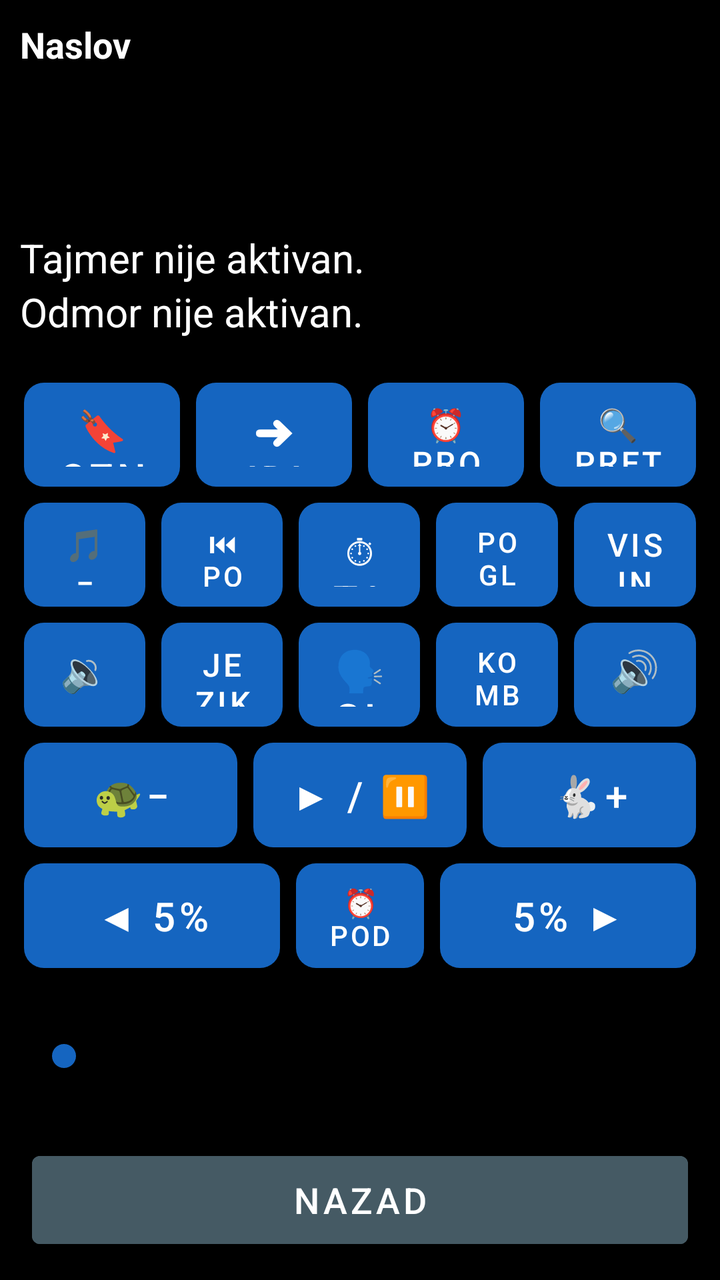
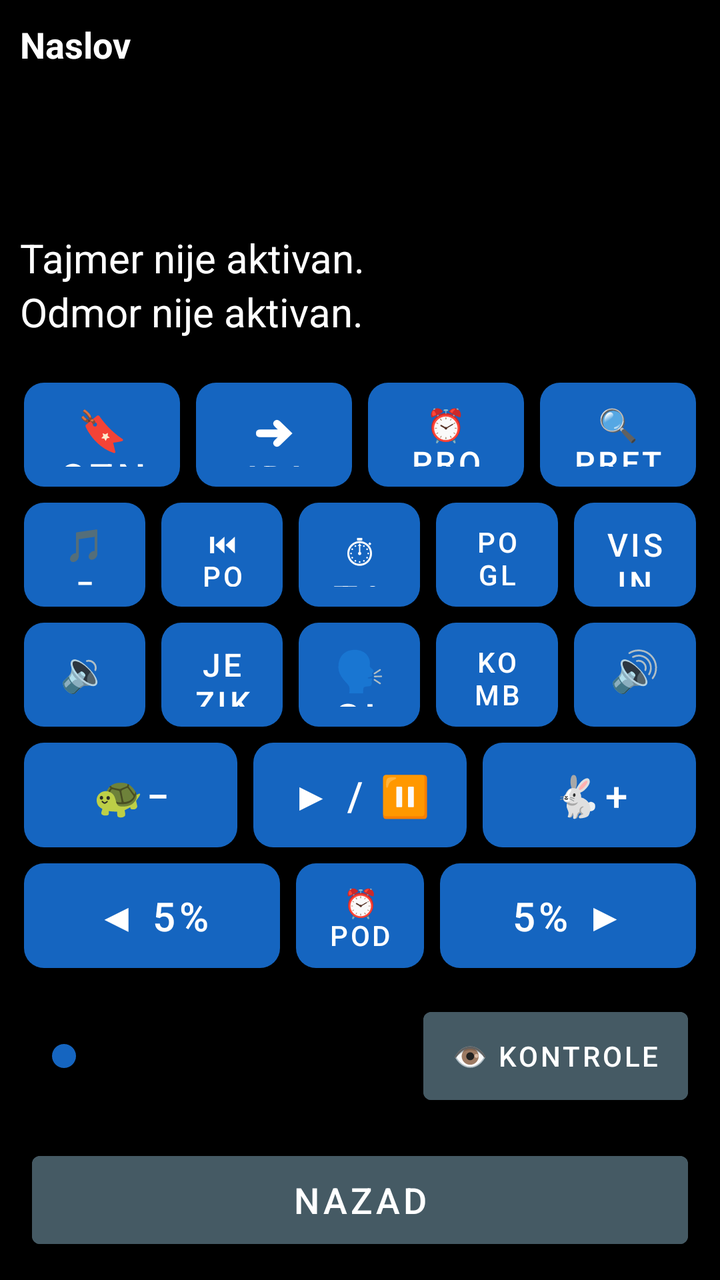

Two renders of the same Android screen: before a commit and after it. Below are the layout's source before the change and the commit's diff.
<!-- AndroidManifest.xml: application theme Theme.RecPoRec -->
<!-- res/layout/activity_reader.xml -->
<?xml version="1.0" encoding="utf-8"?>
<LinearLayout xmlns:android="http://schemas.android.com/apk/res/android"
    android:layout_width="match_parent"
    android:layout_height="match_parent"
    android:orientation="vertical"
    android:fitsSystemWindows="true"
    android:background="@color/background">

    
    <LinearLayout
        android:layout_width="match_parent"
        android:layout_height="wrap_content"
        android:orientation="vertical"
        android:padding="10dp">

        <TextView
            android:id="@+id/textDocTitle"
            android:layout_width="match_parent"
            android:layout_height="wrap_content"
            android:textSize="18sp"
            android:textStyle="bold"
            android:textColor="@color/text_primary"
            android:maxLines="1"
            android:ellipsize="end"
            android:text="Naslov" />

        <TextView
            android:id="@+id/textPages"
            android:layout_width="match_parent"
            android:layout_height="wrap_content"
            android:textSize="20sp"
            android:textColor="@color/text_primary"
            android:accessibilityLiveRegion="polite" />

        <TextView
            android:id="@+id/textElapsed"
            android:layout_width="match_parent"
            android:layout_height="wrap_content"
            android:textSize="20sp"
            android:textColor="@color/text_primary" />

        <TextView
            android:id="@+id/textRemaining"
            android:layout_width="match_parent"
            android:layout_height="wrap_content"
            android:textSize="20sp"
            android:textColor="@color/text_primary" />

        <TextView
            android:id="@+id/textTimerStatus"
            android:layout_width="match_parent"
            android:layout_height="wrap_content"
            android:textSize="20sp"
            android:textColor="@color/text_primary"
            android:text="Tajmer nije aktivan." />

        <TextView
            android:id="@+id/textRestStatus"
            android:layout_width="match_parent"
            android:layout_height="wrap_content"
            android:textSize="20sp"
            android:textColor="@color/text_primary"
            android:text="Odmor nije aktivan." />
    </LinearLayout>

    
    <LinearLayout
        android:layout_width="match_parent"
        android:layout_height="0dp"
        android:layout_weight="1"
        android:orientation="vertical"
        android:padding="8dp">

        
        <LinearLayout
            android:layout_width="match_parent"
            android:layout_height="0dp"
            android:layout_weight="1"
            android:orientation="horizontal">

            <Button android:id="@+id/btnBookmarks" style="@style/KeyButton"
                android:backgroundTint="@color/btn_goto_page"
                android:contentDescription="Oznake - dodaj, ukloni ili ukloni sve oznake u ovom dokumentu. Dug pritisak: brzo dodaj oznaku."
                android:text="🔖 Oznake" />

            <Button android:id="@+id/btnGoTo" style="@style/KeyButton"
                android:backgroundTint="@color/btn_goto_page"
                android:contentDescription="Idi na stranicu, minut ili oznaku. Dug pritisak: idi na početak dokumenta."
                android:text="➜ Idi na" />

            <Button android:id="@+id/btnWakeUp" style="@style/KeyButton"
                android:backgroundTint="@color/btn_wakeup"
                android:contentDescription="Probudi me u tačno vreme. Dug pritisak: isključi buđenje."
                android:textSize="16sp"
                android:text="⏰ Probudi" />

            <Button android:id="@+id/btnSearchText" style="@style/KeyButton"
                android:backgroundTint="@color/btn_goto_page"
                android:contentDescription="Pretraži tekst dokumenta. Dug pritisak: ponovi poslednju pretragu."
                android:textSize="16sp"
                android:text="🔍 Pretraga" />
        </LinearLayout>

        
        <LinearLayout
            android:layout_width="match_parent"
            android:layout_height="0dp"
            android:layout_weight="1"
            android:orientation="horizontal">

            <Button android:id="@+id/btnPitchDown" style="@style/KeyButton"
                android:backgroundTint="@color/btn_pitch"
                android:contentDescription="Smanji visinu glasa. Dug pritisak: vrati visinu na opštu."
                android:textSize="16sp"
                android:text="🎵− Visina" />

            <Button android:id="@+id/btnPrevChapter" style="@style/KeyButton"
                android:backgroundTint="@color/btn_chapter"
                android:contentDescription="@string/btn_prev_chapter"
                android:textSize="14sp"
                android:text="⏮ Poglavlje" />

            <Button android:id="@+id/btnTimer" style="@style/KeyButton"
                android:backgroundTint="@color/btn_timer"
                android:contentDescription="@string/btn_timer"
                android:text="⏱ Tajmer" />

            <Button android:id="@+id/btnNextChapter" style="@style/KeyButton"
                android:backgroundTint="@color/btn_chapter"
                android:contentDescription="@string/btn_next_chapter"
                android:textSize="14sp"
                android:text="Poglavlje ⏭" />

            <Button android:id="@+id/btnPitchUp" style="@style/KeyButton"
                android:backgroundTint="@color/btn_pitch"
                android:contentDescription="Povećaj visinu glasa. Dug pritisak: vrati visinu na opštu."
                android:textSize="16sp"
                android:text="Visina 🎵+" />
        </LinearLayout>

        
        <LinearLayout
            android:layout_width="match_parent"
            android:layout_height="0dp"
            android:layout_weight="1"
            android:orientation="horizontal">

            <Button android:id="@+id/btnVolDown" style="@style/KeyButton"
                android:backgroundTint="@color/btn_volume"
                android:contentDescription="@string/btn_vol_down"
                android:text="🔉−" />

            <Button android:id="@+id/btnDocLanguage" style="@style/KeyButton"
                android:backgroundTint="@color/btn_goto_page"
                android:contentDescription="Jezik za ovaj dokument. Dug pritisak: poništi sve prethodne radnje."
                android:textSize="16sp"
                android:text="Jezik" />

            <Button android:id="@+id/btnVoice" style="@style/KeyButton"
                android:backgroundTint="@color/btn_voice"
                android:contentDescription="@string/btn_voice"
                android:text="🗣 Glas" />

            <Button android:id="@+id/btnCombinedVoices" style="@style/KeyButton"
                android:backgroundTint="@color/btn_combined"
                android:contentDescription="Kombinovani glasovi za ovaj dokument. Dug pritisak: isključi tajmer."
                android:textSize="14sp"
                android:text="Komb. glasovi" />

            <Button android:id="@+id/btnVolUp" style="@style/KeyButton"
                android:backgroundTint="@color/btn_volume"
                android:contentDescription="@string/btn_vol_up"
                android:text="🔊+" />
        </LinearLayout>

        
        <LinearLayout
            android:layout_width="match_parent"
            android:layout_height="0dp"
            android:layout_weight="1"
            android:orientation="horizontal">

            <Button android:id="@+id/btnSpeedDown" style="@style/KeyButton"
                android:backgroundTint="@color/btn_speed"
                android:contentDescription="@string/btn_speed_down"
                android:text="🐢−" />

            <Button android:id="@+id/btnPlayPause" style="@style/KeyButton"
                android:backgroundTint="@color/btn_play"
                android:contentDescription="@string/btn_play_pause"
                android:text="▶ / ⏸" />

            <Button android:id="@+id/btnSpeedUp" style="@style/KeyButton"
                android:backgroundTint="@color/btn_speed"
                android:contentDescription="@string/btn_speed_up"
                android:text="🐇+" />
        </LinearLayout>

        
        <LinearLayout
            android:layout_width="match_parent"
            android:layout_height="0dp"
            android:layout_weight="1"
            android:orientation="horizontal">

            <Button android:id="@+id/btnStepBack" style="@style/KeyButton"
                android:layout_weight="2"
                android:backgroundTint="@color/btn_page_nav"
                android:contentDescription="@string/slider_back"
                android:text="◀ 5%" />

            <Button android:id="@+id/btnRemindMe" style="@style/KeyButton"
                android:backgroundTint="@color/btn_timer"
                android:contentDescription="Podsetnik, vraća dokument unazad. Dug pritisak: ponovi poslednji podsetnik."
                android:textSize="14sp"
                android:text="⏰ Podseti" />

            <Button android:id="@+id/btnStepForward" style="@style/KeyButton"
                android:layout_weight="2"
                android:backgroundTint="@color/btn_page_nav"
                android:contentDescription="@string/slider_forward"
                android:text="5% ▶" />
        </LinearLayout>

    </LinearLayout>

    
    <SeekBar
        android:id="@+id/seekProgress"
        android:layout_width="match_parent"
        android:layout_height="56dp"
        android:layout_marginStart="16dp"
        android:layout_marginEnd="16dp"
        android:layout_marginTop="4dp"
        android:layout_marginBottom="16dp"
        android:contentDescription="@string/slider_position"
        android:max="100"
        android:progressTint="@color/btn_voice"
        android:thumbTint="@color/btn_voice" />

    
    <Button
        android:id="@+id/btnBack"
        android:layout_width="match_parent"
        android:layout_height="56dp"
        android:layout_marginStart="16dp"
        android:layout_marginEnd="16dp"
        android:layout_marginBottom="12dp"
        android:textSize="18sp"
        android:backgroundTint="@color/btn_combined"
        android:textColor="@color/button_text"
        android:contentDescription="Nazad. Zatvara ovaj dokument i vraća na listu dokumenata."
        android:text="Nazad" />

</LinearLayout>
<!-- resources referenced by this layout -->
<resources>
  <color name="background">#000000</color>
  <color name="btn_chapter">#2E7D32</color>
  <color name="btn_combined">#455A64</color>
  <color name="btn_goto_page">#5D4037</color>
  <color name="btn_page_nav">#AD1457</color>
  <color name="btn_pitch">#283593</color>
  <color name="btn_play">#D84315</color>
  <color name="btn_speed">#00838F</color>
  <color name="btn_timer">#6A1B9A</color>
  <color name="btn_voice">#1565C0</color>
  <color name="btn_volume">#F9A825</color>
  <color name="btn_wakeup">#C62828</color>
  <color name="button_text">#FFFFFF</color>
  <color name="text_primary">#FFFFFF</color>
  <string name="btn_next_chapter">Sledeće poglavlje. Dug pritisak: spisak svih poglavlja.</string>
  <string name="btn_play_pause">Pokreni/Pauziraj čitanje. Dug pritisak: reci trenutni status.</string>
  <string name="btn_prev_chapter">Prethodno poglavlje. Dug pritisak: ponovi trenutno poglavlje.</string>
  <string name="btn_speed_down">Smanji brzinu čitanja. Dug pritisak: vrati brzinu na opštu.</string>
  <string name="btn_speed_up">Povećaj brzinu čitanja. Dug pritisak: vrati brzinu na opštu.</string>
  <string name="btn_timer">Tajmer za automatsku pauzu. Dug pritisak: produži aktivan tajmer.</string>
  <string name="btn_voice">Izbor glasa. Dug pritisak: Zakaži čitanje.</string>
  <string name="btn_vol_down">Smanji jačinu zvuka. Dug pritisak: vrati jačinu na opštu.</string>
  <string name="btn_vol_up">Pojačaj zvuk. Dug pritisak: vrati jačinu na opštu.</string>
  <string name="slider_back">Pomeri pet posto unazad. Dug pritisak: ponovi trenutnu stranicu.</string>
  <string name="slider_forward">Pomeri pet posto unapred. Dug pritisak: poništi poslednju radnju.</string>
  <string name="slider_position">Klizač za pomeranje kroz knjigu, pet posto po koraku</string>
  <style name="KeyButton">
          <item name="android:layout_width">0dp</item>
          <item name="android:layout_height">match_parent</item>
          <item name="android:layout_weight">1</item>
          <item name="android:layout_margin">4dp</item>
          <item name="android:textSize">20sp</item>
          <item name="android:textColor">@color/button_text</item>
          <item name="android:background">@drawable/key_button_shape</item>
          <item name="android:stateListAnimator">@null</item>
          <item name="android:elevation">0dp</item>
      </style>
  <style name="Theme.RecPoRec" parent="Theme.MaterialComponents.DayNight.NoActionBar">
          <item name="android:windowBackground">@color/background</item>
          <item name="android:textColorPrimary">@color/text_primary</item>
          <item name="colorPrimary">@color/btn_voice</item>
          <item name="colorOnPrimary">@color/button_text</item>
          <item name="alertDialogTheme">@style/RecPoRecAlertDialog</item>
          <item name="android:alertDialogTheme">@style/RecPoRecAlertDialog</item>
      </style>
  <!-- drawable key_button_shape (drawable) -->
  <?xml version="1.0" encoding="utf-8"?>
  <shape xmlns:android="http://schemas.android.com/apk/res/android"
      android:shape="rectangle">
      <corners android:radius="10dp" />
      <solid android:color="#FFFFFF" />
  </shape>
  <style name="RecPoRecDialogText" parent="TextAppearance.AppCompat.Medium">
          <item name="android:textSize">20sp</item>
          <item name="android:textColor">@color/text_primary</item>
      </style>
  <style name="RecPoRecDialogButton" parent="Widget.AppCompat.Button.ButtonBar.AlertDialog">
          <item name="android:textSize">18sp</item>
          <item name="android:textColor">@color/btn_goto_page</item>
          <item name="android:textStyle">bold</item>
      </style>
  <!-- unchanged entries left out for length: 1 -->
</resources>

<!-- the commit's change to res/layout/activity_reader.xml (unified diff, before → after) -->
@@ -8,6 +8,7 @@
 
     
     <LinearLayout
+        android:id="@+id/layoutStatus"
         android:layout_width="match_parent"
         android:layout_height="wrap_content"
         android:orientation="vertical"
@@ -73,6 +74,7 @@
 
         
         <LinearLayout
+            android:id="@+id/layoutRow1"
             android:layout_width="match_parent"
             android:layout_height="0dp"
             android:layout_weight="1"
@@ -103,6 +105,7 @@
 
         
         <LinearLayout
+            android:id="@+id/layoutRow2"
             android:layout_width="match_parent"
             android:layout_height="0dp"
             android:layout_weight="1"
@@ -140,6 +143,7 @@
 
         
         <LinearLayout
+            android:id="@+id/layoutRow3"
             android:layout_width="match_parent"
             android:layout_height="0dp"
             android:layout_weight="1"
@@ -198,6 +202,7 @@
 
         
         <LinearLayout
+            android:id="@+id/layoutRow5"
             android:layout_width="match_parent"
             android:layout_height="0dp"
             android:layout_weight="1"
@@ -225,18 +230,40 @@
     </LinearLayout>
 
     
-    <SeekBar
-        android:id="@+id/seekProgress"
-        android:layout_width="match_parent"
-        android:layout_height="56dp"
+    <LinearLayout
+        android:layout_width="match_parent"
+        android:layout_height="wrap_content"
+        android:orientation="horizontal"
+        android:gravity="center_vertical"
         android:layout_marginStart="16dp"
         android:layout_marginEnd="16dp"
         android:layout_marginTop="4dp"
-        android:layout_marginBottom="16dp"
-        android:contentDescription="@string/slider_position"
-        android:max="100"
-        android:progressTint="@color/btn_voice"
-        android:thumbTint="@color/btn_voice" />
+        android:layout_marginBottom="16dp">
+
+        <SeekBar
+            android:id="@+id/seekProgress"
+            android:layout_width="0dp"
+            android:layout_weight="1"
+            android:layout_height="56dp"
+            android:contentDescription="@string/slider_position"
+            android:max="100"
+            android:progressTint="@color/btn_voice"
+            android:thumbTint="@color/btn_voice" />
+
+        <Button
+            android:id="@+id/btnToggleControls"
+            android:layout_width="wrap_content"
+            android:layout_height="56dp"
+            android:layout_marginStart="10dp"
+            android:minWidth="0dp"
+            android:paddingStart="14dp"
+            android:paddingEnd="14dp"
+            android:textSize="14sp"
+            android:backgroundTint="@color/btn_combined"
+            android:textColor="@color/button_text"
+            android:contentDescription="Prikaži ili sakrij kontrole. Kada su sakrivene, ostaje samo dugme Pokreni/Pauziraj čitanje."
+            android:text="👁 Kontrole" />
+    </LinearLayout>
 
     
     <Button
